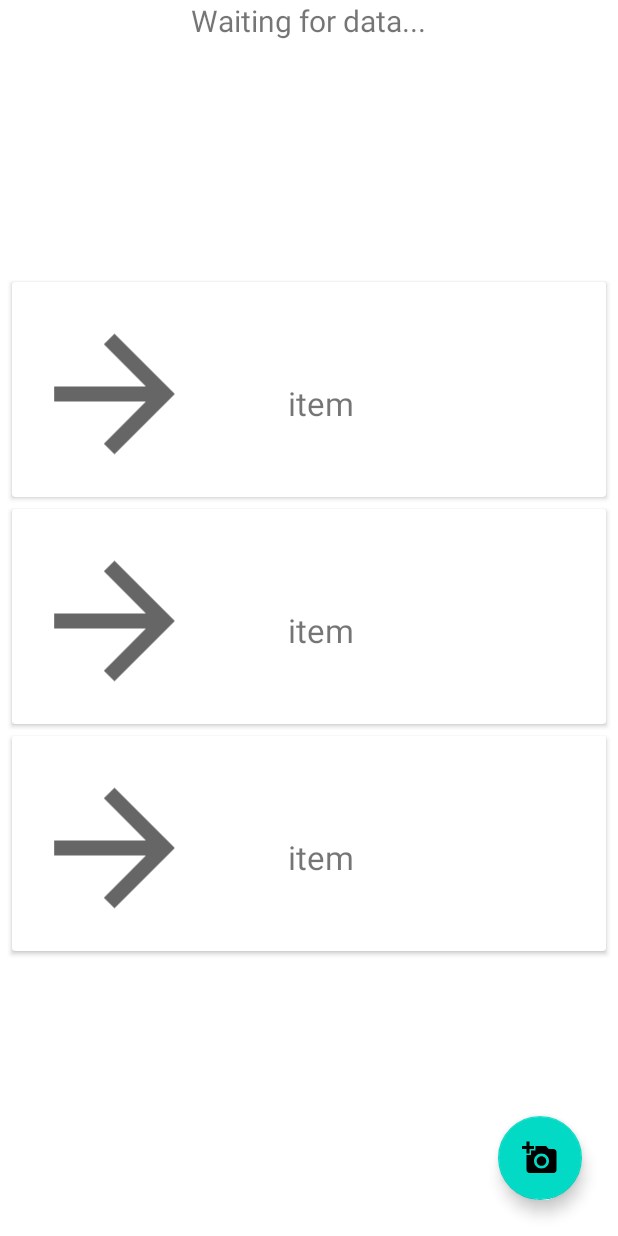
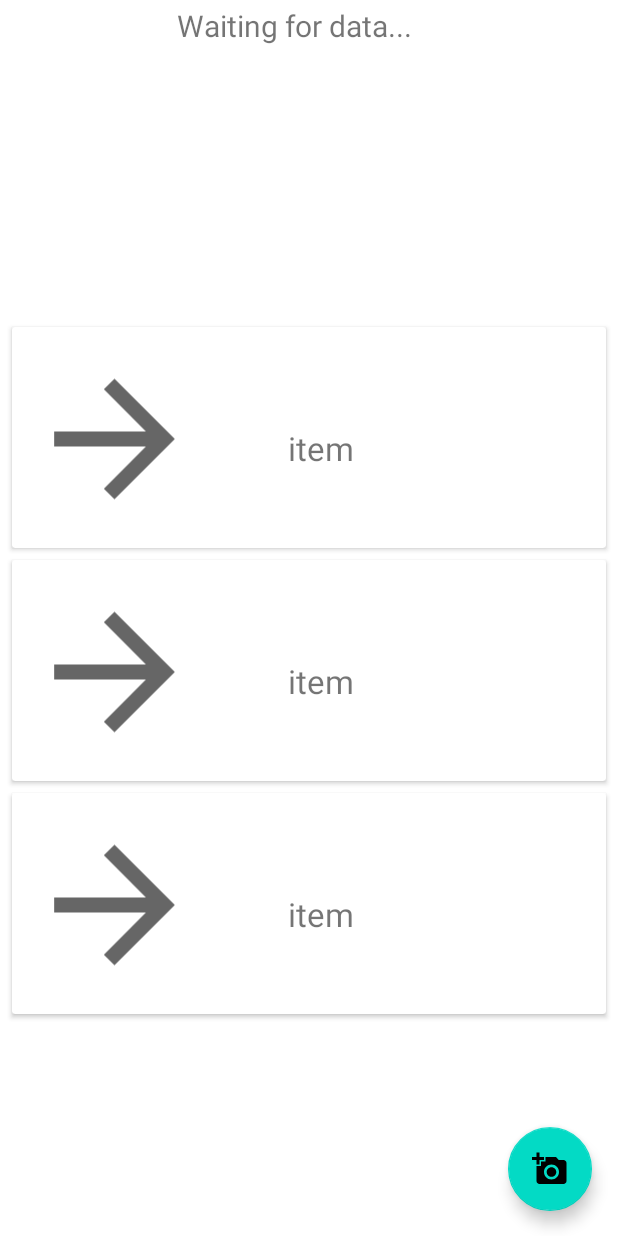
Before and after one commit to Sharkerz/InstaBus, an Android app: the layout activity_station_detail.xml on its own in the app's theme, with its tools: preview values and no code run, on a phone screen of 412 x 824 dp. Run offline under Robolectric (Android 15) with nearby library versions, the phone set to English and light mode, and no system bars.

Commit message:
try fix layout

```diff
--- a/app/src/main/res/layout/activity_station_detail.xml
+++ b/app/src/main/res/layout/activity_station_detail.xml
@@ -8,42 +8,46 @@
         android:layout_height="match_parent"
         tools:context=".StationDetailActivity">
 
+        <TextView
+            android:id="@+id/station_name"
+            android:layout_width="392dp"
+            android:layout_height="56dp"
+            android:gravity="center_horizontal"
+            android:text="Waiting for data..."
+            android:textSize="20sp"
+            app:layout_constraintBottom_toBottomOf="parent"
+            app:layout_constraintEnd_toEndOf="parent"
+            app:layout_constraintHorizontal_bias="0.0"
+            app:layout_constraintStart_toStartOf="parent"
+            app:layout_constraintTop_toTopOf="parent"
+            app:layout_constraintVertical_bias="0.004" />
+
+        <androidx.recyclerview.widget.RecyclerView
+            android:id="@+id/recycler_picture_list"
+            android:layout_width="match_parent"
+            android:layout_height="614dp"
+            android:clipToPadding="false"
+            android:padding="4dp"
+            app:layout_constraintBottom_toBottomOf="parent"
+            app:layout_constraintEnd_toEndOf="parent"
+            app:layout_constraintHorizontal_bias="0.0"
+            app:layout_constraintStart_toStartOf="parent"
+            app:layout_constraintTop_toTopOf="parent"
+            app:layout_constraintVertical_bias="1.0"
+            tools:listitem="@layout/picture_item" />
+
         <com.google.android.material.floatingactionbutton.FloatingActionButton
             android:id="@+id/addPictureButton"
             android:layout_width="wrap_content"
             android:layout_height="wrap_content"
-            android:layout_marginEnd="24dp"
-            android:layout_marginBottom="24dp"
             android:clickable="true"
             app:layout_constraintBottom_toBottomOf="parent"
             app:layout_constraintEnd_toEndOf="parent"
-            app:srcCompat="@drawable/ic_baseline_add_a_photo_24" />
-
-        <TextView
-            android:id="@+id/station_name"
-            android:layout_width="wrap_content"
-            android:layout_height="wrap_content"
-            android:text="Waiting for data..."
-            android:textSize="20dp"
-            app:layout_constraintBottom_toBottomOf="parent"
-            app:layout_constraintEnd_toEndOf="parent"
-            app:layout_constraintHorizontal_bias="0.498"
+            app:layout_constraintHorizontal_bias="0.952"
             app:layout_constraintStart_toStartOf="parent"
             app:layout_constraintTop_toTopOf="parent"
-            app:layout_constraintVertical_bias="0.0" />
-
-        <androidx.recyclerview.widget.RecyclerView
-            android:id="@+id/recycler_picture_list"
-            android:layout_width="match_parent"
-            android:layout_height="644dp"
-            android:clipToPadding="false"
-            android:padding="4dp"
-            app:layout_constraintBottom_toBottomOf="parent"
-            app:layout_constraintEnd_toEndOf="parent"
-            app:layout_constraintStart_toStartOf="parent"
-            app:layout_constraintTop_toBottomOf="@+id/station_name"
-            app:layout_constraintVertical_bias="1.0"
-            tools:listitem="@layout/picture_item" />
+            app:layout_constraintVertical_bias="0.978"
+            app:srcCompat="@drawable/ic_baseline_add_a_photo_24" />
 
     </androidx.constraintlayout.widget.ConstraintLayout>
 
--- a/app/src/main/res/layout/picture_item.xml
+++ b/app/src/main/res/layout/picture_item.xml
@@ -8,8 +8,8 @@
     android:layout_margin="4dp">
 
     <RelativeLayout
-        android:layout_width="match_parent"
-        android:layout_height="match_parent"
+        android:layout_width= "match_parent"
+        android:layout_height="147dp"
         android:layout_gravity="center"
         android:padding="8dp">
 
```
Also changed, not shown: app/src/main/java/com/example/instabus/StationDetailActivity.kt (+21 -3 lines), app/src/main/java/com/example/instabus/TakePictureActivity.kt (+19 -0 lines).
